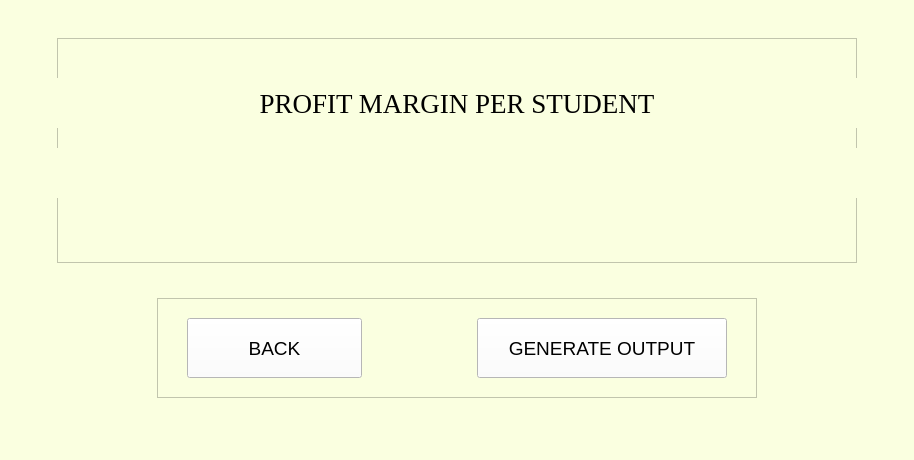
Qt form ui_files/finance_module/finance_output_screen.ui (Ris-code/institutional_benchmarking_model) before a commit.
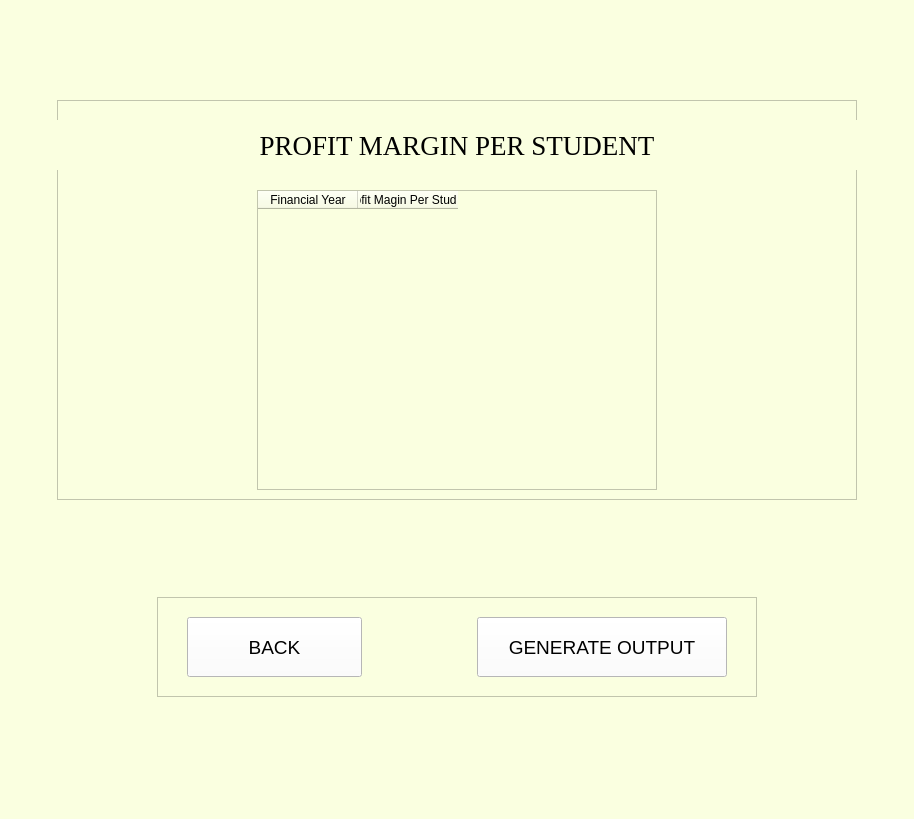
The same form after that commit.

Commit message: Added dynamic financial year functionality Also fixed some GUI related bugs

Diff of the .ui file:
```diff
--- a/ui_files/finance_module/finance_output_screen.ui
+++ b/ui_files/finance_module/finance_output_screen.ui
@@ -7,7 +7,7 @@
     <x>0</x>
     <y>0</y>
     <width>914</width>
-    <height>460</height>
+    <height>819</height>
    </rect>
   </property>
   <property name="sizePolicy">
@@ -32,13 +32,13 @@
       <property name="minimumSize">
        <size>
         <width>800</width>
-        <height>225</height>
+        <height>400</height>
        </size>
       </property>
       <property name="maximumSize">
        <size>
         <width>800</width>
-        <height>225</height>
+        <height>400</height>
        </size>
       </property>
       <property name="frameShape">
@@ -51,7 +51,7 @@
        <property name="geometry">
         <rect>
          <x>0</x>
-         <y>40</y>
+         <y>20</y>
          <width>800</width>
          <height>50</height>
         </rect>
@@ -96,54 +96,40 @@
         <bool>false</bool>
        </property>
       </widget>
-      <widget class="QLabel" name="output">
+      <widget class="QTableWidget" name="tableWidget">
+       <property name="enabled">
+        <bool>true</bool>
+       </property>
        <property name="geometry">
         <rect>
-         <x>0</x>
-         <y>110</y>
-         <width>800</width>
-         <height>50</height>
+         <x>200</x>
+         <y>90</y>
+         <width>400</width>
+         <height>300</height>
         </rect>
        </property>
-       <property name="sizePolicy">
-        <sizepolicy hsizetype="Preferred" vsizetype="Preferred">
-         <horstretch>0</horstretch>
-         <verstretch>0</verstretch>
-        </sizepolicy>
-       </property>
        <property name="minimumSize">
         <size>
-         <width>800</width>
-         <height>50</height>
+         <width>400</width>
+         <height>300</height>
         </size>
        </property>
        <property name="maximumSize">
         <size>
-         <width>800</width>
-         <height>50</height>
+         <width>400</width>
+         <height>300</height>
         </size>
        </property>
-       <property name="font">
-        <font>
-         <family>Arial</family>
-         <pointsize>16</pointsize>
-         <weight>50</weight>
-         <italic>false</italic>
-         <bold>false</bold>
-        </font>
-       </property>
-       <property name="styleSheet">
-        <string notr="true"/>
-       </property>
-       <property name="text">
-        <string/>
-       </property>
-       <property name="alignment">
-        <set>Qt::AlignCenter</set>
-       </property>
-       <property name="wordWrap">
-        <bool>false</bool>
-       </property>
+       <column>
+        <property name="text">
+         <string>Financial Year</string>
+        </property>
+       </column>
+       <column>
+        <property name="text">
+         <string>Profit Magin Per Student</string>
+        </property>
+       </column>
       </widget>
      </widget>
     </item>
```
The commit also changes 13 other files.
